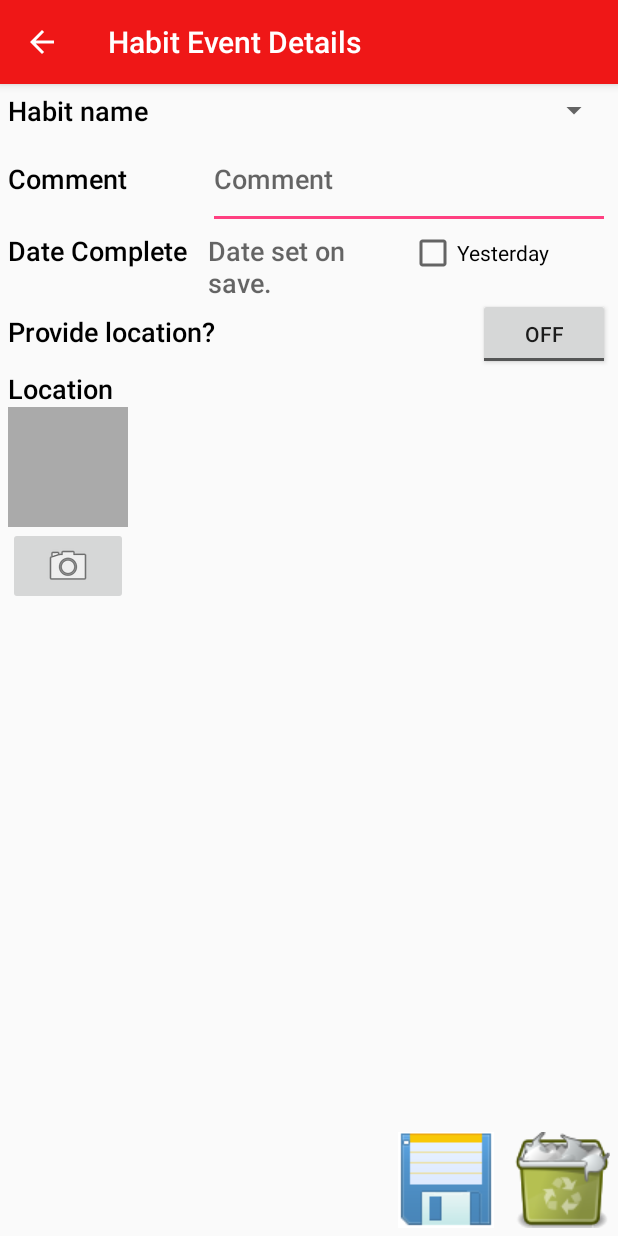
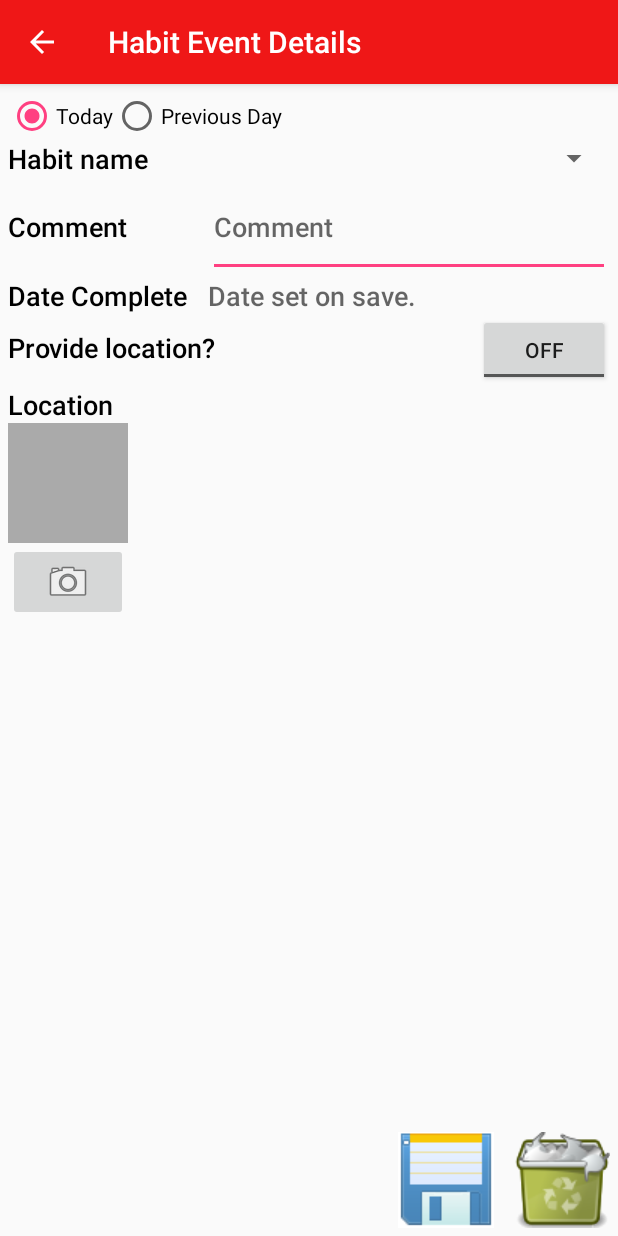
Before and after one commit to CMPUT301F17T26/Smores, an Android app: the HabitEventDetailsActivity screen opened directly, with no data from a screen before it, after a tap on an icon or button, on a phone screen of 412 x 824 dp. Run offline under Robolectric (Android 15) with nearby library versions, the phone set to English and light mode, and no system bars.

Commit message:
Enhancment package #4 and today tab bug

```diff
--- a/app/build.gradle
+++ b/app/build.gradle
@@ -28,6 +28,7 @@ dependencies {
     })
     compile files('src/include/jest-droid-2.0.1-SNAPSHOT.jar')
     compile 'com.android.support:appcompat-v7:25.3.1'
+    compile 'joda-time:joda-time:2.9.4'
     compile 'com.android.support:design:25.3.1'
     compile 'com.android.support.constraint:constraint-layout:1.0.2'
     compile 'com.android.support:recyclerview-v7:25.3.1'
--- a/app/src/main/java/cmput301f17t26/smores/all_activities/HabitEventDetailsActivity.java
+++ b/app/src/main/java/cmput301f17t26/smores/all_activities/HabitEventDetailsActivity.java
@@ -18,6 +18,7 @@ import android.location.Geocoder;
 import android.location.Location;
 import android.os.Bundle;
 import android.provider.MediaStore;
+import android.support.annotation.IdRes;
 import android.support.v7.app.AppCompatActivity;
 import android.support.v7.widget.Toolbar;
 import android.util.Log;
@@ -31,6 +32,8 @@ import android.widget.EditText;
 import android.widget.ImageButton;
 import android.widget.ImageView;
 import android.widget.LinearLayout;
+import android.widget.RadioButton;
+import android.widget.RadioGroup;
 import android.widget.Spinner;
 import android.widget.TextView;
 import android.widget.Toast;
@@ -40,7 +43,12 @@ import com.google.android.gms.location.FusedLocationProviderClient;
 import com.google.android.gms.location.LocationServices;
 import com.google.android.gms.tasks.OnSuccessListener;
 
+import org.w3c.dom.Text;
+
 import java.io.IOException;
+import java.text.ParseException;
+import java.util.Calendar;
+import java.util.Date;
 import java.text.SimpleDateFormat;
 import java.util.ArrayList;
 import java.util.List;
@@ -58,17 +66,25 @@ import cmput301f17t26.smores.all_models.HabitEvent;
 import cmput301f17t26.smores.all_storage_controller.HabitController;
 import cmput301f17t26.smores.all_storage_controller.HabitEventController;
 import cmput301f17t26.smores.all_storage_controller.UserController;
+import cmput301f17t26.smores.utils.DateUtils;
 import cmput301f17t26.smores.utils.NetworkUtils;
 
 public class HabitEventDetailsActivity extends AppCompatActivity {
     public static final int CAMERA_REQUEST_CODE = 0;
     public static final int LOCATION_REQUEST_CODE = 2;
     public static final int CAMERA_REQUEST = 1;
+    private RadioButton mTodayRad;
+    private RadioButton mPreviousDayRad;
+    private RadioGroup mRadioGroup;
+
+    private Spinner mPreviousDaySpin;
+    private TextView mPreviousDayText;
+
     private Spinner mHabitType;
     private TextView mHabitType_Fixed;
     private EditText mComment;
     private TextView mDateCompleted;
-    private CheckBox mYesterday;
+
     private ToggleButton mToggleLocation;
     private Button mUpdateLocation;
     private TextView mLocationString;
@@ -85,6 +101,8 @@ public class HabitEventDetailsActivity extends AppCompatActivity {
 
     private ArrayList<Habit> mHabitList;
     private ArrayAdapter<String> spinnerDataAdapter;
+    private ArrayAdapter<String> previousSpinnerDataAdapter;
+    private ArrayList<Date> mDaysMissed;
 
     @Override
     protected void onCreate(Bundle savedInstanceState) {
@@ -93,11 +111,47 @@ public class HabitEventDetailsActivity extends AppCompatActivity {
         Toolbar toolbar = (Toolbar) findViewById(R.id.toolbar);
         setSupportActionBar(toolbar);
         getSupportActionBar().setDisplayHomeAsUpEnabled(true);
+        getUIElements();
+        mHabitList = HabitController.getHabitController(this).getHabitList();
+
+        viewHiding();
+
+        mFusedLocationClient = LocationServices.getFusedLocationProviderClient(this);
+
+        Intent intent = getIntent();
+        Bundle bundle = intent.getExtras();
+        if (bundle != null && bundle.get("habitEventPosition") != null) {
+            mHabitEventUUID = (UUID) bundle.get("habitEventPosition");
+        }
+        setListeners();
+        loadDetails();
+    }
+
+    private void viewHiding() {
+        mHabitType.setVisibility(View.GONE);
+        mHabitType_Fixed.setVisibility(View.GONE);
+        mUpdateLocation.setVisibility(View.GONE);
+
+        mPreviousDayText.setVisibility(View.GONE);
+        mPreviousDaySpin.setVisibility(View.GONE);
+        mRadioGroup.setVisibility(View.GONE);
+        mTodayRad.setVisibility(View.GONE);
+        mPreviousDayRad.setVisibility(View.GONE);
+
+    }
+
+    private void getUIElements() {
+        mTodayRad = (RadioButton) findViewById(R.id.Event_hTodayRad);
+        mPreviousDayRad = (RadioButton) findViewById(R.id.Event_hPreviousDayRad);
+
+        mRadioGroup = (RadioGroup) findViewById(R.id.RadGroup);
+        mPreviousDayText = (TextView) findViewById(R.id.Event_hPreviousText);
+        mPreviousDaySpin = (Spinner) findViewById(R.id.Event_hPreviousSpinner);
+
         mHabitType = (Spinner) findViewById(R.id.Event_hType);
         mHabitType_Fixed = (TextView) findViewById(R.id.Event_hTypeFixed);
         mComment = (EditText) findViewById(R.id.Event_hComment);
         mDateCompleted = (TextView) findViewById(R.id.Event_hDate);
-        mYesterday = (CheckBox) findViewById(R.id.Event_hYesterday);
         mToggleLocation = (ToggleButton) findViewById(R.id.Event_hToggleButton);
         mUpdateLocation = (Button) findViewById(R.id.Event_hUpdateButton);
         mLocationString = (TextView) findViewById(R.id.Event_hLocationText);
@@ -105,73 +159,15 @@ public class HabitEventDetailsActivity extends AppCompatActivity {
         mImageView = (ImageView) findViewById((R.id.Event_hImage));
         mSave = (ImageButton) findViewById(R.id.Event_hSave);
         mDelete = (ImageButton) findViewById(R.id.Event_hDelete);
-        mHabitList = HabitController.getHabitController(this).getHabitList();
-
-        mHabitType.setVisibility(View.GONE);
-        mHabitType_Fixed.setVisibility(View.GONE);
-        mUpdateLocation.setVisibility(View.GONE);
-        mYesterday.setVisibility(View.GONE);
-
-
-        mFusedLocationClient = LocationServices.getFusedLocationProviderClient(this);
-
-        mSave.setOnClickListener(new View.OnClickListener() {
-            @Override
-            public void onClick(View view) {
-                saveButtonHandler();
-            }
-        });
-
-        Intent intent = getIntent();
-        Bundle bundle = intent.getExtras();
-
-        if (bundle != null && bundle.get("habitEventPosition") != null) {
-
-            mHabitEventUUID = (UUID) bundle.get("habitEventPosition");
     }
 
+    private void setListeners() {
         mDelete.setOnClickListener(new View.OnClickListener() {
             @Override
             public void onClick(View view) {
                 deleteButtonHandler();
             }
         });
-
-        if (mHabitEventUUID != null) {
-            mHabitEvent = HabitEventController.getHabitEventController(this).getHabitEvent(mHabitEventUUID);
-            mUpdateLocation.setVisibility(View.VISIBLE);
-            mHabitType_Fixed.setVisibility(View.VISIBLE);
-            mHabitType_Fixed.setText(HabitController.getHabitController(this).getHabit(mHabitEvent.getHabitID()).getTitle());
-            SimpleDateFormat simpleDateFormat = new SimpleDateFormat("YYYY - MMM - dd", Locale.getDefault());
-            String dateString = simpleDateFormat.format(mHabitEvent.getDate());
-            mDateCompleted.setText(dateString);
-            LinearLayout.LayoutParams params = (LinearLayout.LayoutParams)
-                    mDateCompleted.getLayoutParams();
-            params.weight = 4.0f;
-            mDateCompleted.setLayoutParams(params);
-            try {
-                mComment.setText(mHabitEvent.getComment());
-            } catch (CommentNotSetException e) {
-            }
-            try {
-                mHabitEvent.getLocation();
-                Log.d("Details act", "Location is set!!");
-                mToggleLocation.setChecked(true);
-                mLocationString.setText(mHabitEvent.getLocationString());
-            } catch (LocationNotSetException e) {
-                Log.d("Details act", "Location is not set!!");
-            }
-            try {
-                mImageView.setImageBitmap(HabitEvent.decompressBitmap(mHabitEvent.getImage()));
-                mImage = mHabitEvent.getImage();
-            } catch (ImageNotSetException e) {
-            }
-
-        } else {
-            mHabitType.setVisibility(View.VISIBLE);
-            mYesterday.setVisibility(View.VISIBLE);
-            loadSpinner();
-        }
 
         mImageButton.setOnClickListener(new View.OnClickListener() {
             @Override
@@ -192,12 +188,6 @@ public class HabitEventDetailsActivity extends AppCompatActivity {
             }
         });
 
-        mYesterday.setOnCheckedChangeListener(new CompoundButton.OnCheckedChangeListener() {
-            @Override
-            public void onCheckedChanged(CompoundButton compoundButton, boolean b) {
-                loadSpinner();
-            }
-        });
 
 
         mToggleLocation.setOnCheckedChangeListener(new CompoundButton.OnCheckedChangeListener() {
@@ -245,8 +235,64 @@ public class HabitEventDetailsActivity extends AppCompatActivity {
 
             }
         });
+
+        mSave.setOnClickListener(new View.OnClickListener() {
+            @Override
+            public void onClick(View view) {
+                saveButtonHandler();
+            }
+        });
+
+        mRadioGroup.setOnCheckedChangeListener(new RadioGroup.OnCheckedChangeListener() {
+            @Override
+            public void onCheckedChanged(RadioGroup radioGroup, @IdRes int i) {
+                if (((RadioButton) findViewById(i)).getText().equals("Previous Day")) {
+                    mPreviousDayText.setVisibility(View.VISIBLE);
+                    mPreviousDaySpin.setVisibility(View.VISIBLE);
+                } else {
+                    mPreviousDayText.setVisibility(View.GONE);
+                    mPreviousDaySpin.setVisibility(View.GONE);
+                }
+                loadSpinner();
+                loadPreviousSpinner();
+            }
+        });
     }
 
+    private void loadDetails() {
+        if (mHabitEventUUID != null) {
+            mHabitEvent = HabitEventController.getHabitEventController(this).getHabitEvent(mHabitEventUUID);
+            mUpdateLocation.setVisibility(View.VISIBLE);
+            mHabitType_Fixed.setVisibility(View.VISIBLE);
+            mHabitType_Fixed.setText(HabitController.getHabitController(this).getHabit(mHabitEvent.getHabitID()).getTitle());
+            SimpleDateFormat simpleDateFormat = new SimpleDateFormat("YYYY - MMM - dd", Locale.getDefault());
+            String dateString = simpleDateFormat.format(mHabitEvent.getDate());
+            mDateCompleted.setText(dateString);
+            LinearLayout.LayoutParams params = (LinearLayout.LayoutParams)
+                    mDateCompleted.getLayoutParams();
+            params.weight = 4.0f;
+            mDateCompleted.setLayoutParams(params);
+            try {
+                mComment.setText(mHabitEvent.getComment());
+            } catch (CommentNotSetException e) {}
+            try {
+                mHabitEvent.getLocation();
+                mToggleLocation.setChecked(true);
+                mLocationString.setText(mHabitEvent.getLocationString());
+            } catch (LocationNotSetException e) {}
+            try {
+                mImageView.setImageBitmap(HabitEvent.decompressBitmap(mHabitEvent.getImage()));
+                mImage = mHabitEvent.getImage();
+            } catch (ImageNotSetException e) {}
+
+        } else {
+            mHabitType.setVisibility(View.VISIBLE);
+            mTodayRad.setVisibility(View.VISIBLE);
+            mPreviousDayRad.setVisibility(View.VISIBLE);
+            mRadioGroup.setVisibility(View.VISIBLE);
+            loadSpinner();
+        }
+    }
 
 
     long time = 0;
@@ -275,35 +321,14 @@ public class HabitEventDetailsActivity extends AppCompatActivity {
 
     private void saveButtonHandler() {
         if (mHabitEventUUID == null) {
-            String title = null;
-            try {
-                title = mHabitType.getSelectedItem().toString();
-            } catch (NullPointerException e) {
-                Toast.makeText(HabitEventDetailsActivity.this, "Please select a Habit Type!", Toast.LENGTH_SHORT).show();
-                return;
-            }
-            HabitEvent habitEvent = new HabitEvent(UserController.getUserController(this).getUser().getUserID(),
-                    HabitController.getHabitController(this).getHabitIDByTitle(title));
-
-            if (mYesterday.isChecked()) {
-                habitEvent.setToPreviousDate();
+            saveNew();
+        } else {
+            saveExsisting();
         }
 
-            if (!mComment.getText().toString().equals("")) {
-                try {
-                    habitEvent.setComment(mComment.getText().toString());
-                } catch (CommentTooLongException e) {
     }
-            }
-            if (mToggleLocation.isChecked())
-                habitEvent.setLocation(mLocation, mLocationText);
-            try {
-                habitEvent.setImage(mImage);
-            } catch (ImageTooBigException e) {
-            }
-            HabitEventController.getHabitEventController(this).addHabitEvent(this, habitEvent);
-            finish();
-        } else {
+
+    private void saveExsisting() {
         if (!mComment.getText().toString().equals("")) {
             try {
                 mHabitEvent.setComment(mComment.getText().toString());
@@ -330,6 +355,38 @@ public class HabitEventDetailsActivity extends AppCompatActivity {
         finish();
     }
 
+    private void saveNew() {
+        String title = null;
+        try {
+            title = mHabitType.getSelectedItem().toString();
+        } catch (NullPointerException e) {
+            Toast.makeText(HabitEventDetailsActivity.this, "Please select a Habit Type!", Toast.LENGTH_SHORT).show();
+            return;
+        }
+        HabitEvent habitEvent = new HabitEvent(UserController.getUserController(this).getUser().getUserID(),
+                HabitController.getHabitController(this).getHabitIDByTitle(title));
+
+        if (mPreviousDayRad.isChecked()) {
+            SimpleDateFormat simpleDateFormat = DateUtils.getDateFormat();
+            try {
+                mPreviousDaySpin.getSelectedItem().toString();
+                Date previousDate = simpleDateFormat.parse(mPreviousDaySpin.getSelectedItem().toString());
+                Log.d("Date Read in as: ", mPreviousDaySpin.getSelectedItem().toString());
+                Log.d("Date saved to: ", DateUtils.getStringOfDate(previousDate));
+                habitEvent.setDate(previousDate);
+            } catch (Exception e) {
+                Toast.makeText(HabitEventDetailsActivity.this, "Please select a previous date!", Toast.LENGTH_SHORT).show();
+                return;
+            }
+        }
+
+        try { habitEvent.setComment(mComment.getText().toString()); } catch (CommentTooLongException e) {}
+
+        if (mToggleLocation.isChecked())
+            habitEvent.setLocation(mLocation, mLocationText);
+        try { habitEvent.setImage(mImage); } catch (ImageTooBigException e) {}
+        HabitEventController.getHabitEventController(this).addHabitEvent(this, habitEvent);
+        finish();
     }
 
     public void loadSpinner() {
@@ -337,22 +394,46 @@ public class HabitEventDetailsActivity extends AppCompatActivity {
         availableHabits.addAll(mHabitList);
         ArrayList<String> stringAvailableHabits = new ArrayList<>();
 
-        if (!mYesterday.isChecked()) {
+
+        if (mTodayRad.isChecked()) {
             for (Habit habit : availableHabits) {
+                SimpleDateFormat simpleDateFormat = new SimpleDateFormat("yyyyMMdd", Locale.getDefault());
+                if (simpleDateFormat.format(habit.getStartDate()).compareTo(simpleDateFormat.format(new Date())) > 0) {
+                    continue;
+                }
                 if (HabitEventController.getHabitEventController(this).doesHabitEventExist(habit)) {
                     stringAvailableHabits.add(habit.getTitle());
                 }
             }
-        } else if (mYesterday.isChecked()) {
+        } else if (mPreviousDayRad.isChecked()) {
             for (Habit habit : availableHabits) {
-                 if (HabitEventController.getHabitEventController(this).doesHabitEventExistForYesterday(habit)) {
                 stringAvailableHabits.add(habit.getTitle());
-                 }
             }
         }
         spinnerDataAdapter = new ArrayAdapter<String>(this, android.R.layout.simple_spinner_item, stringAvailableHabits);
         spinnerDataAdapter.setDropDownViewResource(android.R.layout.simple_spinner_dropdown_item);
         mHabitType.setAdapter(spinnerDataAdapter);
+
+    }
+
+    public void loadPreviousSpinner() {
+        if (mPreviousDayRad.getVisibility() != View.GONE) {
+            if (mPreviousDayRad.isChecked()) {
+                String habitTitle;
+                try {
+                    habitTitle =  mHabitType.getSelectedItem().toString();
+                } catch (NullPointerException e) { return; }
+                Habit habit = HabitController.getHabitController(this).getHabitByTitle(habitTitle);
+                mDaysMissed = HabitEventController.getHabitEventController(this).getMissedHabitEvents(habit);
+                ArrayList<String> stringAvailableDays = new ArrayList<>();
+                for (Date date : mDaysMissed) {
+                    stringAvailableDays.add(DateUtils.getStringOfDate(date));
+                }
+                previousSpinnerDataAdapter = new ArrayAdapter<String>(this, android.R.layout.simple_spinner_item, stringAvailableDays);
+                previousSpinnerDataAdapter.setDropDownViewResource(android.R.layout.simple_spinner_dropdown_item);
+                mPreviousDaySpin.setAdapter(previousSpinnerDataAdapter);
+            }
+        }
 
     }
 
--- a/app/src/main/java/cmput301f17t26/smores/all_adapters/TodayAdapter.java
+++ b/app/src/main/java/cmput301f17t26/smores/all_adapters/TodayAdapter.java
@@ -88,8 +88,9 @@ public class TodayAdapter extends RecyclerView.Adapter<TodayAdapter.ViewHolder>
         mValues.clear();
         Calendar today = Calendar.getInstance();
         Date todayDate = new Date();
+        today.setTime(todayDate);
         for (Habit habit : HabitController.getHabitController(mContext).getHabitList()) {
-            if (habit.getDaysOfWeek().get(today.get(Calendar.DAY_OF_WEEK)-1) == true) {
+            if (habit.getDaysOfWeek().get(today.get(Calendar.DAY_OF_WEEK)-1)) {
                 if (habit.getStartDate().compareTo(todayDate) < 0) {
                     if (HabitEventController.getHabitEventController(mContext).doesHabitEventExist(habit)) {
                         mValues.add(habit);
@@ -97,7 +98,6 @@ public class TodayAdapter extends RecyclerView.Adapter<TodayAdapter.ViewHolder>
                 }
             }
         }
-
         notifyDataSetChanged();
     }
 }
--- a/app/src/main/java/cmput301f17t26/smores/all_models/HabitEvent.java
+++ b/app/src/main/java/cmput301f17t26/smores/all_models/HabitEvent.java
@@ -255,4 +255,8 @@ public class HabitEvent {
     public static Bitmap decompressBitmap(Bitmap scaledBitmap) {
         return Bitmap.createScaledBitmap(scaledBitmap, 256, 256, true);
     }
+
+    public void setDate(Date date) {
+        mDateCompleted = date;
+    }
 }
--- a/app/src/main/java/cmput301f17t26/smores/utils/DateUtils.java
+++ b/app/src/main/java/cmput301f17t26/smores/utils/DateUtils.java
@@ -25,8 +25,8 @@ public class DateUtils {
         return getStringOfDate(calendar.getTime());
     }
 
-    private static SimpleDateFormat getDateFormat() {
-        return new SimpleDateFormat("EEE d, Y", Locale.getDefault());
+    public static SimpleDateFormat getDateFormat() {
+        return new SimpleDateFormat("EEE MMM d, y", Locale.getDefault());
     }
 
 }
--- a/app/src/main/res/layout/content_habit_event_details.xml
+++ b/app/src/main/res/layout/content_habit_event_details.xml
@@ -10,6 +10,48 @@
     app:layout_behavior="@string/appbar_scrolling_view_behavior"
     tools:context="cmput301f17t26.smores.all_activities.HabitEventDetailsActivity"
     tools:showIn="@layout/activity_habit_event_details">
+
+    <LinearLayout
+        android:layout_width="match_parent"
+        android:layout_height="wrap_content">
+        <RadioGroup
+            android:id="@+id/RadGroup"
+            android:layout_width="match_parent"
+            android:layout_height="wrap_content"
+            android:orientation="horizontal">
+            <RadioButton
+                android:checked="true"
+                android:id="@+id/Event_hTodayRad"
+                android:layout_width="wrap_content"
+                android:layout_height="wrap_content"
+                android:text="Today"/>
+            <RadioButton
+                android:id="@+id/Event_hPreviousDayRad"
+                android:layout_width="wrap_content"
+                android:layout_height="wrap_content"
+                android:text="Previous Day"/>
+        </RadioGroup>
+    </LinearLayout>
+
+    <LinearLayout
+        android:layout_width="match_parent"
+        android:layout_height="wrap_content">
+        <TextView
+            android:textColor="@android:color/black"
+            android:textAppearance="@android:style/TextAppearance.DeviceDefault.Medium"
+            android:id="@+id/Event_hPreviousText"
+            android:layout_width="0dp"
+            android:layout_weight="1"
+            android:layout_height="wrap_content"
+            android:text="Previous Day"/>
+        <Spinner
+            android:id="@+id/Event_hPreviousSpinner"
+            android:layout_weight="2"
+            android:layout_width="0dp"
+            android:layout_height="wrap_content">
+
+        </Spinner>
+    </LinearLayout>
 
     <LinearLayout
         android:layout_width="match_parent"
@@ -65,7 +107,7 @@
         <TextView
             android:layout_width="0dp"
             android:layout_height="wrap_content"
-            android:layout_weight="2"
+            android:layout_weight="1"
             android:textColor="@android:color/black"
             android:textAppearance="@android:style/TextAppearance.DeviceDefault.Medium"
             android:text="Date Complete"/>
@@ -75,13 +117,7 @@
             android:layout_weight="2"
             android:text="Date set on save."
             android:id="@+id/Event_hDate"
-            android:textAppearance="@android:style/TextAppearance.DeviceDefault.Medium"/>
-        <CheckBox
-            android:id="@+id/Event_hYesterday"
-            android:text="Yesterday"
-            android:layout_width="0dp"
-            android:layout_weight="2"
-            android:layout_height="wrap_content" />
+            android:textAppearance="@android:style/TextAppearance.DeviceDefault.Medium"/>/>
     </LinearLayout>
 
 
```
Also changed, not shown: app/src/main/java/cmput301f17t26/smores/all_activities/HabitDetailsActivity.java (+14 -5 lines), app/src/main/java/cmput301f17t26/smores/all_storage_controller/HabitController.java (+9 -0 lines), app/src/main/java/cmput301f17t26/smores/all_storage_controller/HabitEventController.java (+47 -6 lines). Lines whose indentation alone changed are shown as unchanged.
